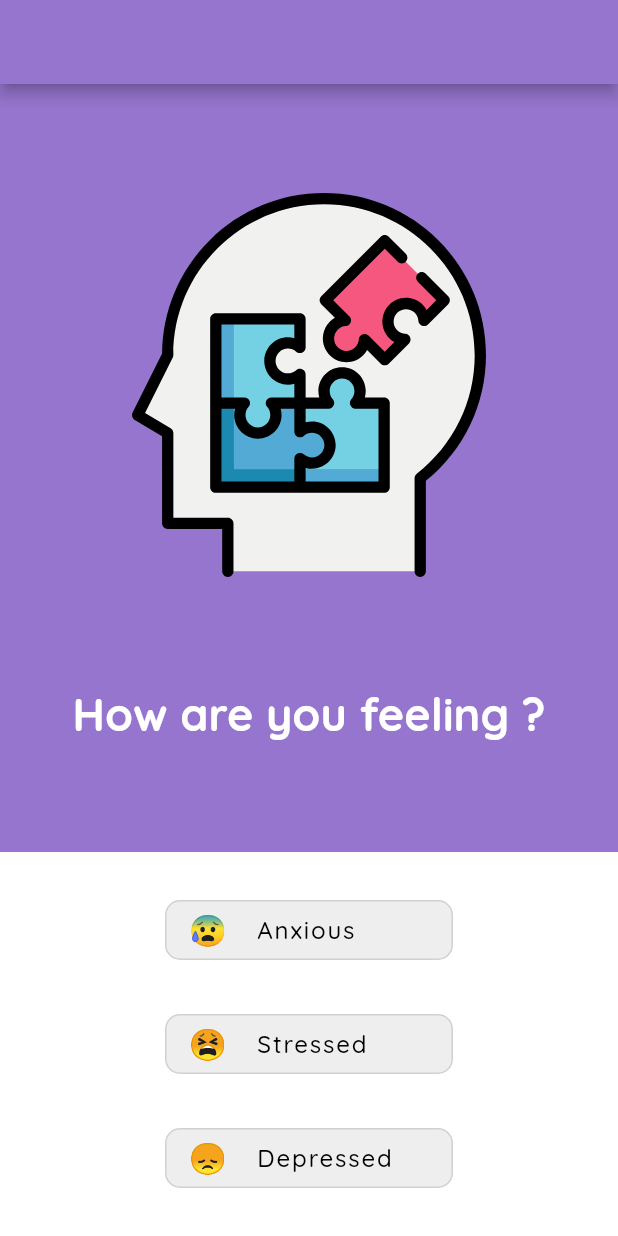
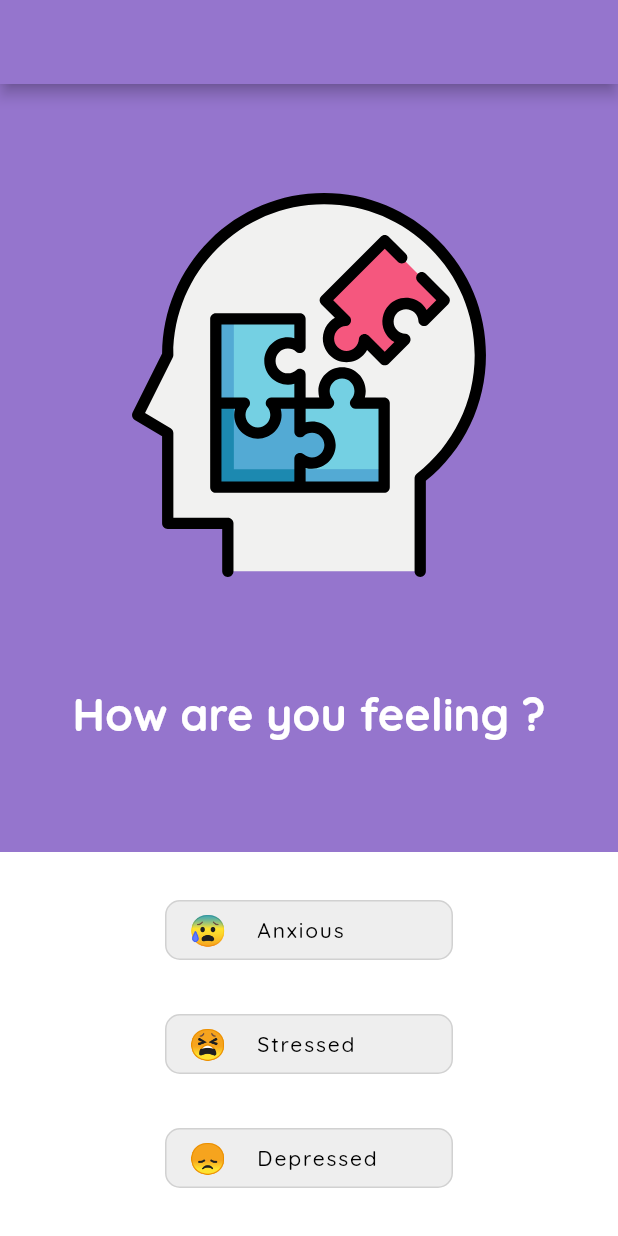
Before and after one commit to mahajanayush77/Uday, a Flutter app: the screen it shows after launch, on a phone screen of 412 x 824 dp. Run offline on Flutter 3.47's test engine with Material 2 defaults, Android fonts, the light colour scheme and no system bars; our stand-ins replace flutter_local_notifications, flutter_svg, google_fonts, sqflite, timezone; accounts and stored records are empty.

Commit message:
font fix

```diff
--- a/lib/constants.dart
+++ b/lib/constants.dart
@@ -6,7 +6,7 @@ import 'package:flutter/material.dart';
 const kPrimaryColor = MaterialColor(0xff9575cd, <int, Color>{});
 const kAccentColor = Color(0xff5c6bc0);
 
-const DB_NAME = 'test2';
+const DB_NAME = 'uday';
 
 const kSubheadingStyle = TextStyle(
   fontWeight: FontWeight.bold,
--- a/lib/database/database.dart
+++ b/lib/database/database.dart
@@ -70,7 +70,7 @@ final _defaultTasks = [
   ),
   Task(
     id: 6,
-    title: 'Write about your problems',
+    title: 'Journal your thoughts',
     credits: 3,
     emoji: '📝️',
   ),
--- a/lib/widgets/emoji.dart
+++ b/lib/widgets/emoji.dart
@@ -45,7 +45,7 @@ class EmojiButton extends StatelessWidget {
                 ),
                 Text(title,
                     style: TextStyle(
-                      fontSize: 16.0,
+                      fontSize: 14.0,
                       color: Colors.black,
                       letterSpacing: 1.2,
                     )),
@@ -53,7 +53,7 @@ class EmojiButton extends StatelessWidget {
             ),
             Text(subTitle,
                 style: TextStyle(
-                  fontSize: 12.0,
+                  fontSize: 10.0,
                   color: Colors.black,
                   letterSpacing: 1.2,
                 )),
```
